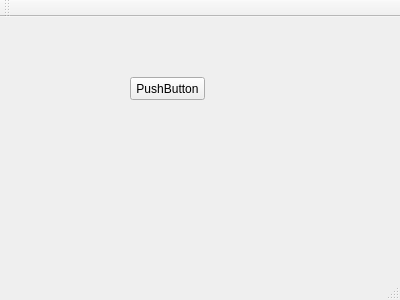
Before: the Qt Designer form workspace/Qt/MedicalSystem/mainwindow.ui in workhardmin/MedicalSystem, drawn with Qt 5.
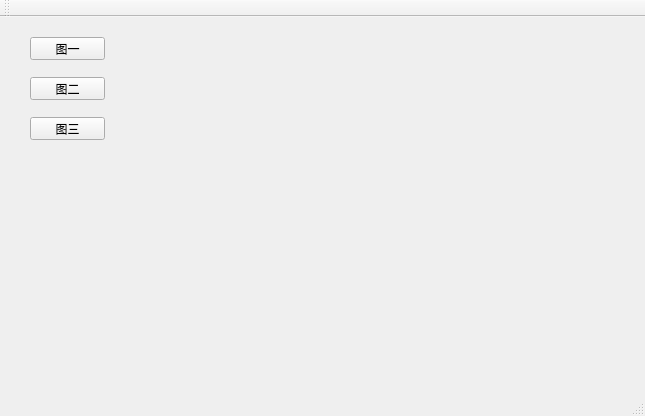
After: the same form once the commit is applied.

What changed in the file:
```diff
--- a/workspace/Qt/MedicalSystem/mainwindow.ui
+++ b/workspace/Qt/MedicalSystem/mainwindow.ui
@@ -6,8 +6,8 @@
    <rect>
     <x>0</x>
     <y>0</y>
-    <width>400</width>
-    <height>300</height>
+    <width>645</width>
+    <height>416</height>
    </rect>
   </property>
   <property name="windowTitle">
@@ -17,14 +17,40 @@
    <widget class="QPushButton" name="ShowChart">
     <property name="geometry">
      <rect>
-      <x>130</x>
+      <x>30</x>
+      <y>20</y>
+      <width>75</width>
+      <height>23</height>
+     </rect>
+    </property>
+    <property name="text">
+     <string>图一</string>
+    </property>
+   </widget>
+   <widget class="QPushButton" name="showchart_2">
+    <property name="geometry">
+     <rect>
+      <x>30</x>
       <y>60</y>
       <width>75</width>
       <height>23</height>
      </rect>
     </property>
     <property name="text">
-     <string>PushButton</string>
+     <string>图二</string>
+    </property>
+   </widget>
+   <widget class="QPushButton" name="showchart_3">
+    <property name="geometry">
+     <rect>
+      <x>30</x>
+      <y>100</y>
+      <width>75</width>
+      <height>23</height>
+     </rect>
+    </property>
+    <property name="text">
+     <string>图三</string>
     </property>
    </widget>
   </widget>
```
Left out of the diff: 2 changed lines with no effect on the pictures.
